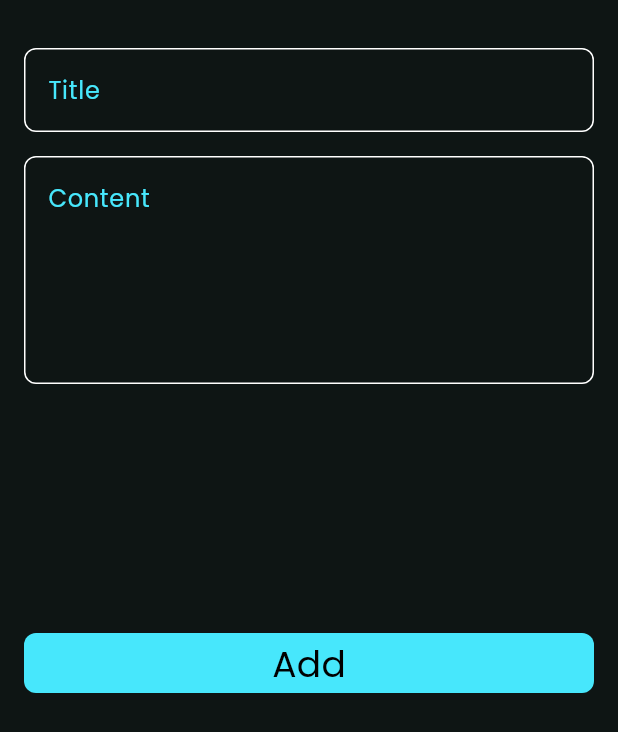
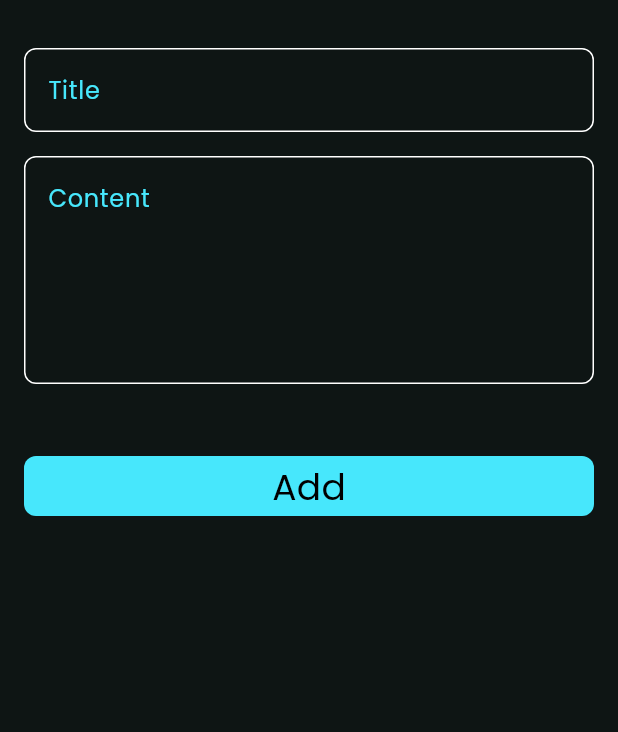
Before and after one commit to AliAttia635/Notes-App, a Flutter app: the AddNoteBottomSheet widget shown alone on an empty page, opened directly, on a phone screen of 412 x 824 dp. Shown: the top 732 px of the screen. Run offline on Flutter 3.47's test engine with Material 3 defaults, Android fonts, the phone set to English and light mode, and no system bars; our stand-ins replace font_awesome_flutter.

Commit message:
add Button and finish notes bottom sheet

```diff
--- a/lib/widgets/Button.dart
+++ b/lib/widgets/Button.dart
@@ -15,7 +15,8 @@ class CustomButton extends StatelessWidget {
           borderRadius: BorderRadius.circular(8),
           color: kPrimaryColor,
         ),
-        width: double.infinity,
+        // width: double.infinity,
+        width: MediaQuery.of(context).size.width,
         height: 40,
         child: Center(
           child: Text(
--- a/lib/widgets/add_note_bottom_sheet.dart
+++ b/lib/widgets/add_note_bottom_sheet.dart
@@ -10,6 +10,7 @@ class AddNoteBottomSheet extends StatelessWidget {
     return Padding(
       padding:
           const EdgeInsets.only(left: 16.0, right: 16, top: 32, bottom: 16),
+      child: SingleChildScrollView(
         child: Column(
           children: [
             CustomFormTextField(
@@ -20,13 +21,14 @@ class AddNoteBottomSheet extends StatelessWidget {
               maxLines: 5,
             ),
             SizedBox(
-            height: 150,
+              height: 32,
             ),
             CustomButton(
               text: 'Add',
             ),
           ],
         ),
+      ),
     );
   }
 }
```
Lines whose indentation alone changed are shown as unchanged.
